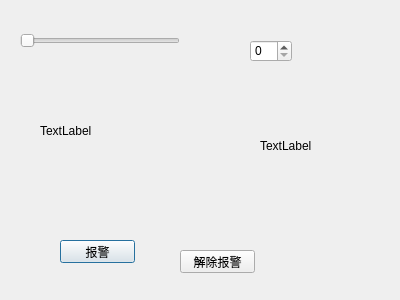
Above: dialogslider/dialog.ui from JackZ0/QTPractice before the change. Below: the same form after it.
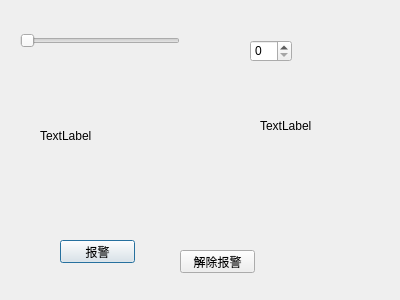
That is the form after the change.

What changed in the file:
```diff
--- a/dialogslider/dialog.ui
+++ b/dialogslider/dialog.ui
@@ -69,9 +69,9 @@
    <property name="geometry">
     <rect>
      <x>40</x>
-     <y>80</y>
-     <width>321</width>
-     <height>101</height>
+     <y>70</y>
+     <width>61</width>
+     <height>131</height>
     </rect>
    </property>
    <property name="text">
@@ -83,8 +83,8 @@
     <rect>
      <x>260</x>
      <y>80</y>
-     <width>111</width>
-     <height>131</height>
+     <width>71</width>
+     <height>91</height>
     </rect>
    </property>
    <property name="text">
```
Left out of the diff: 2 changed lines with no effect on the pictures.
